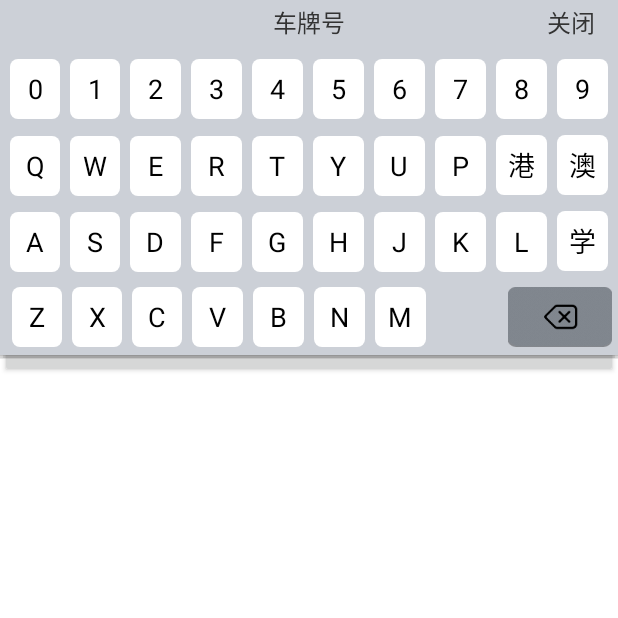
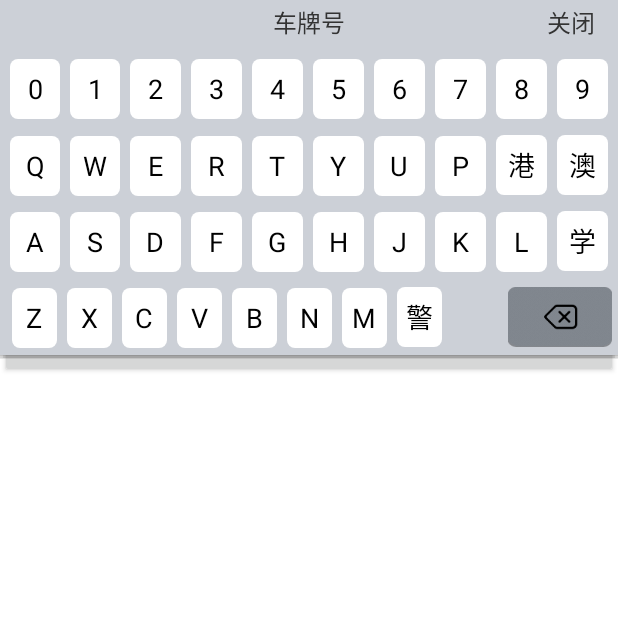
Before and after one commit to zhaopanlong/plateNum, an Android app: the screen it shows after launch (MainActivity), after a tap on an icon or button, on a phone screen of 412 x 824 dp, the top half of it. Run offline under Robolectric (Android 15) with nearby library versions, the phone set to English and light mode, and no system bars; 1 other tap on this screen came first.

Commit message:
添加警子车牌

```diff
--- a/demo/src/main/java/com/zhaopanlong/demo/MainActivity.java
+++ b/demo/src/main/java/com/zhaopanlong/demo/MainActivity.java
@@ -20,7 +20,7 @@ public class MainActivity extends AppCompatActivity {
         plateNumView.setmPlateNumViewTextWatcher(new PlateNumView.PlateNumViewTextWatcher() {
             @Override
             public void onTextChanged(String s) {
-                Log.i("main",s);
+                Log.i("main",plateNumView.getPlateNum());
             }
         });
     }
--- a/plateNumLib/src/main/java/com/zhaopanlong/platenum/LicensePlateView.java
+++ b/plateNumLib/src/main/java/com/zhaopanlong/platenum/LicensePlateView.java
@@ -53,7 +53,7 @@ public class LicensePlateView extends RelativeLayout implements View.OnClickList
             R.id.select_num_309_tv,
             R.id.select_num_400_tv, R.id.select_num_401_tv, R.id.select_num_402_tv,
             R.id.select_num_403_tv, R.id.select_num_404_tv, R.id.select_num_405_tv,
-            R.id.select_num_406_tv,
+            R.id.select_num_406_tv, R.id.select_num_407_tv,
             R.id.select_num_delete_tv
     };
 
--- a/plateNumLib/src/main/res/layout/layout_keyboard_num.xml
+++ b/plateNumLib/src/main/res/layout/layout_keyboard_num.xml
@@ -270,6 +270,11 @@
             android:text="M"/>
 
         <TextView
+            android:id="@+id/select_num_407_tv"
+            style="@style/license_plate_num_textStyle"
+            android:text="警"/>
+
+        <TextView
             android:id="@+id/select_num_delete_tv"
             android:layout_width="75dp"
             android:layout_height="40dp"
```
